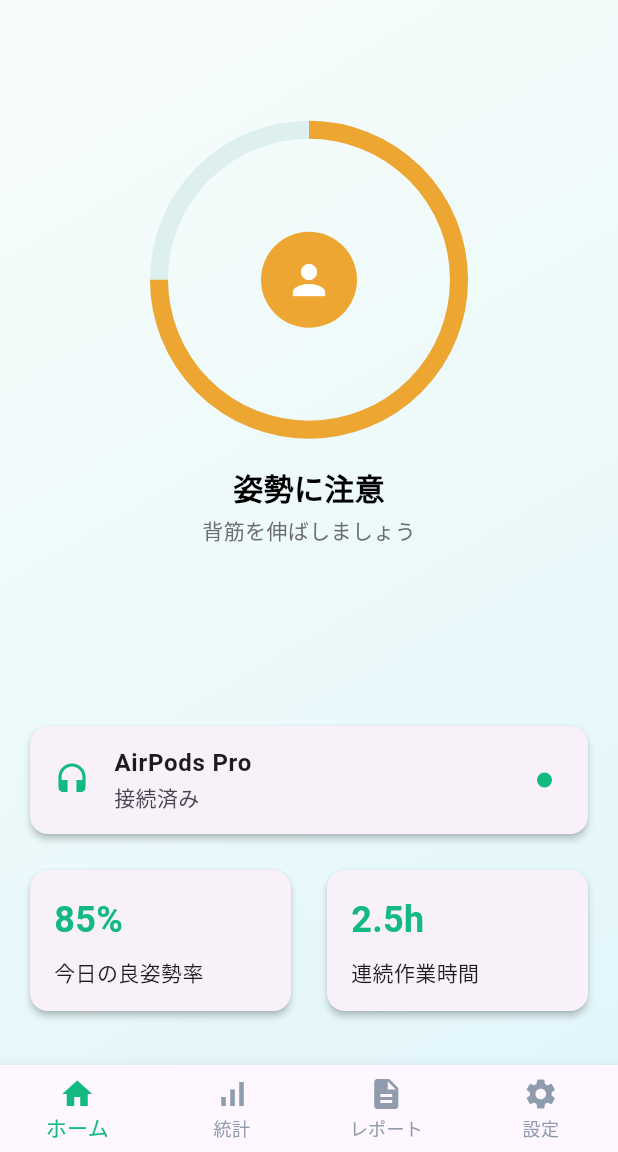
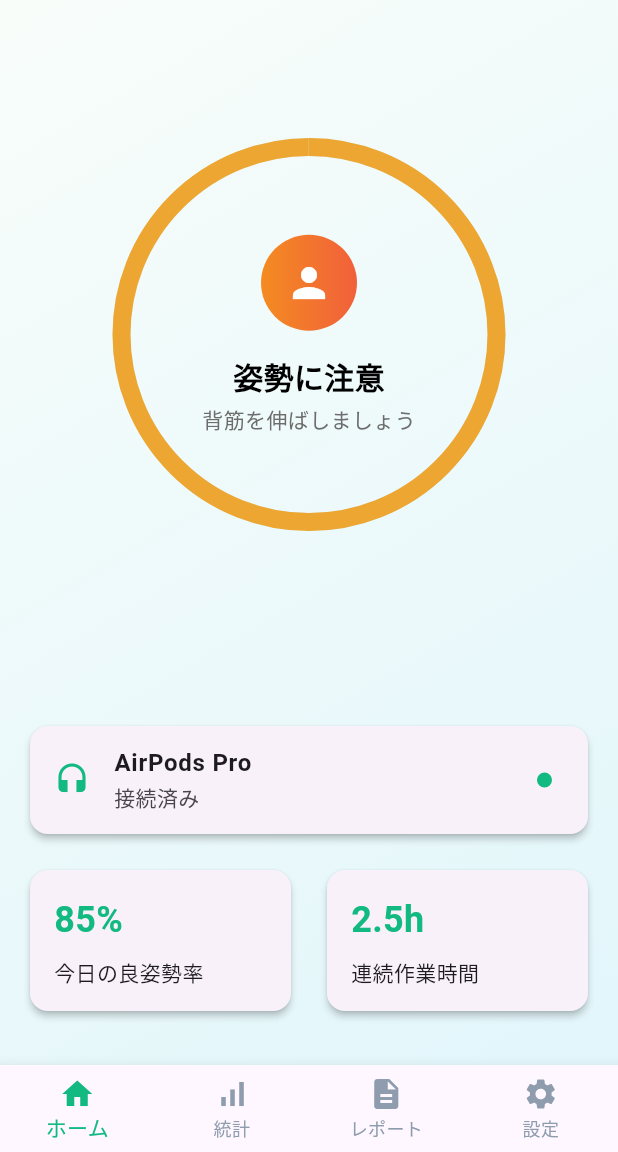
Before and after one commit to HackU-team6/frontend, a Flutter app: the screen it shows after launch, on a phone screen of 412 x 824 dp, the part 84-1236 px from its top. Run offline on Flutter 3.47's test engine with Material 3 defaults, Android fonts, the phone set to English and light mode, and no system bars; our stand-ins replace flutter_local_notifications.

Commit message:
通知の文面を修正、デザインを改善

```diff
--- a/lib/screen/home_screen.dart
+++ b/lib/screen/home_screen.dart
@@ -51,8 +51,8 @@ class _HomeScreenState extends State<HomeScreen> {
 
     await flutterLocalNotificationsPlugin.show(
       0,
-      '猫背通知',
-      '猫背になっています！正しい姿勢で作業を心がけましょう！',
+      'Posture Guard',
+      '姿勢が崩れています！背筋を伸ばしましょう！',
       details,
     );
   }
--- a/lib/screen/home_screen_content.dart
+++ b/lib/screen/home_screen_content.dart
@@ -30,10 +30,10 @@ class HomeScreenContent extends StatelessWidget {
                         alignment: Alignment.center,
                         children: [
                           SizedBox(
-                            width: 200,
-                            height: 200,
+                            width: 250,
+                            height: 250,
                             child: CircularProgressIndicator(
-                              value: 0.75,
+                              value: 1,
                               strokeWidth: 12,
                               backgroundColor: Color(0xFFDDF0EF),
                               valueColor: AlwaysStoppedAnimation<Color>(
@@ -41,18 +41,29 @@ class HomeScreenContent extends StatelessWidget {
                               ),
                             ),
                           ),
-                          CircleAvatar(
-                            radius: 32,
-                            backgroundColor: Color(0xFFECA631),
-                            child: Icon(
+                          Column(
+                            children: [
+                              Container(
+                                width: 64,
+                                height: 64,
+                                decoration: const BoxDecoration(
+                                  shape: BoxShape.circle,
+                                  gradient: LinearGradient(
+                                    begin: Alignment.centerLeft,
+                                    end: Alignment.centerRight,
+                                    colors: [
+                                      Color(0xFFF48B21),
+                                      Color(0xFFF1603B),
+                                    ],
+                                  ),
+                                ),
+                                child: const Icon(
                                   Icons.person,
                                   size: 32,
                                   color: Colors.white,
                                 ),
                               ),
-                        ],
-                      ),
-                      const SizedBox(height: 24),
+                              const SizedBox(height: 16),
                               const Text(
                                 '姿勢に注意',
                                 style: TextStyle(
@@ -71,9 +82,14 @@ class HomeScreenContent extends StatelessWidget {
                               ),
                             ],
                           ),
+                        ],
+                      ),
+                      const SizedBox(height: 24),
+                    ],
                   ),
                 ),
-              const SizedBox(height: 50),
+              ),
+              const SizedBox(height: 30),
               Padding(
                 padding: const EdgeInsets.symmetric(horizontal: 16.0),
                 child: Card(
```
Lines whose indentation alone changed are shown as unchanged.
